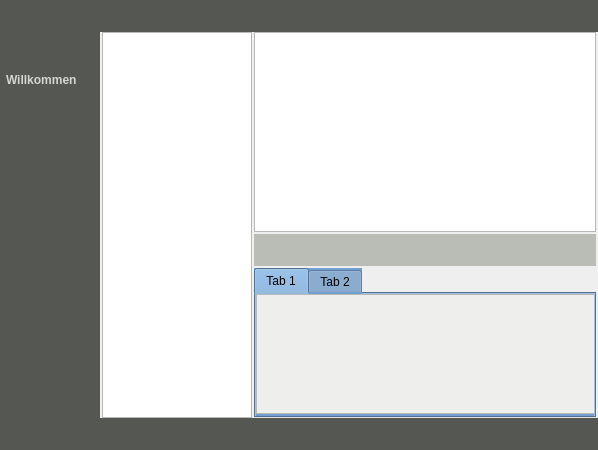
This is haupt.ui in paule32/keyBase as Qt 5 draws it before an edit. The edited form follows.
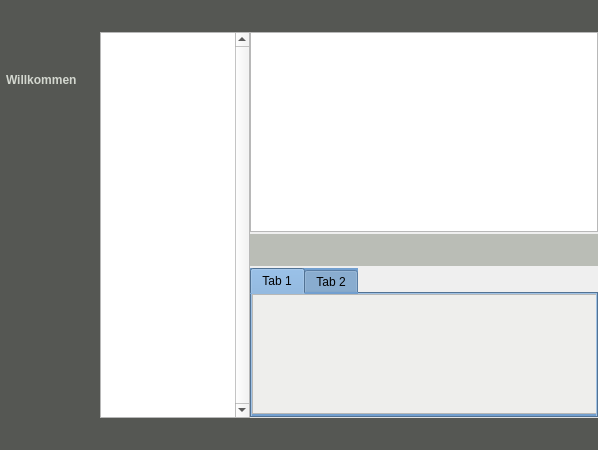
This is the edited form. Icons and pictures are not drawn. Custom widgets are drawn as their Qt base class.

Diff of the .ui file:
```diff
--- a/haupt.ui
+++ b/haupt.ui
@@ -14,6 +14,9 @@
    <string>Form</string>
   </property>
   <layout class="QVBoxLayout" name="verticalLayout_6">
+   <property name="spacing">
+    <number>0</number>
+   </property>
    <property name="leftMargin">
     <number>0</number>
    </property>
@@ -31,6 +34,9 @@
      <property name="spacing">
       <number>0</number>
      </property>
+     <property name="sizeConstraint">
+      <enum>QLayout::SetFixedSize</enum>
+     </property>
      <item>
       <widget class="QWidget" name="widget_6" native="true">
        <property name="minimumSize">
@@ -47,7 +53,7 @@
      <item>
       <layout class="QHBoxLayout" name="horizontalLayout_3">
        <property name="spacing">
-        <number>2</number>
+        <number>0</number>
        </property>
        <item>
         <widget class="QWidget" name="widget_4" native="true">
@@ -126,10 +132,19 @@
            <height>16777215</height>
           </size>
          </property>
+         <property name="verticalScrollBarPolicy">
+          <enum>Qt::ScrollBarAlwaysOn</enum>
+         </property>
         </widget>
        </item>
        <item>
         <layout class="QVBoxLayout" name="verticalLayout_5">
+         <property name="spacing">
+          <number>2</number>
+         </property>
+         <property name="sizeConstraint">
+          <enum>QLayout::SetFixedSize</enum>
+         </property>
          <item>
           <widget class="MyEditor" name="editorGutter"/>
          </item>
```
